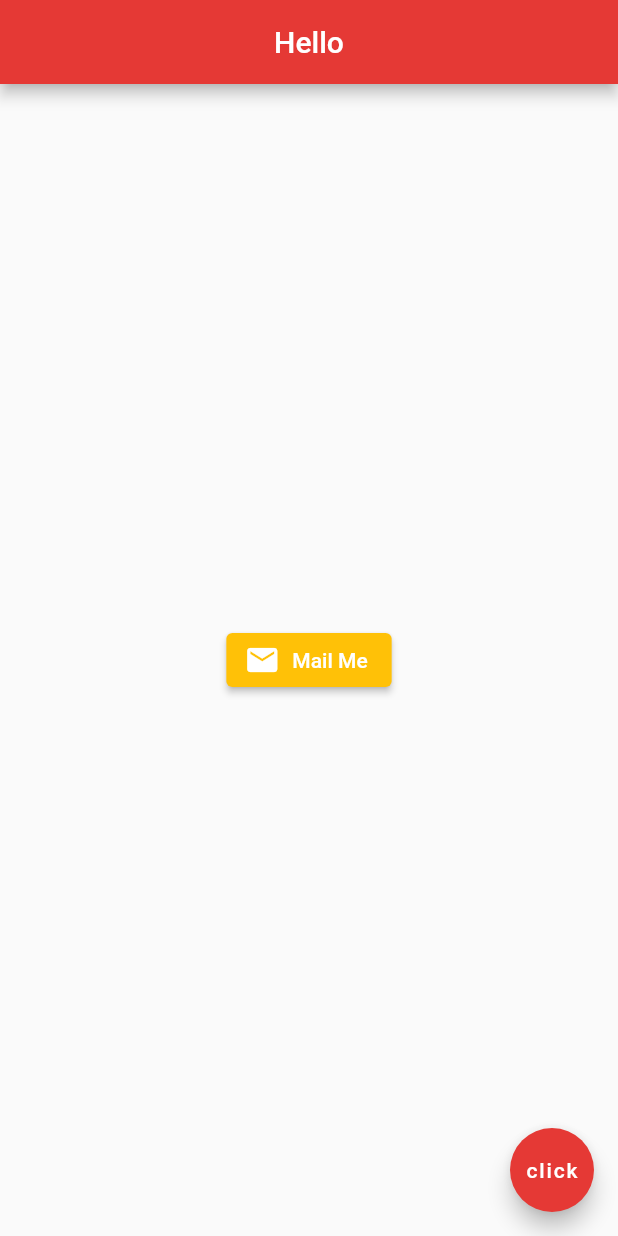
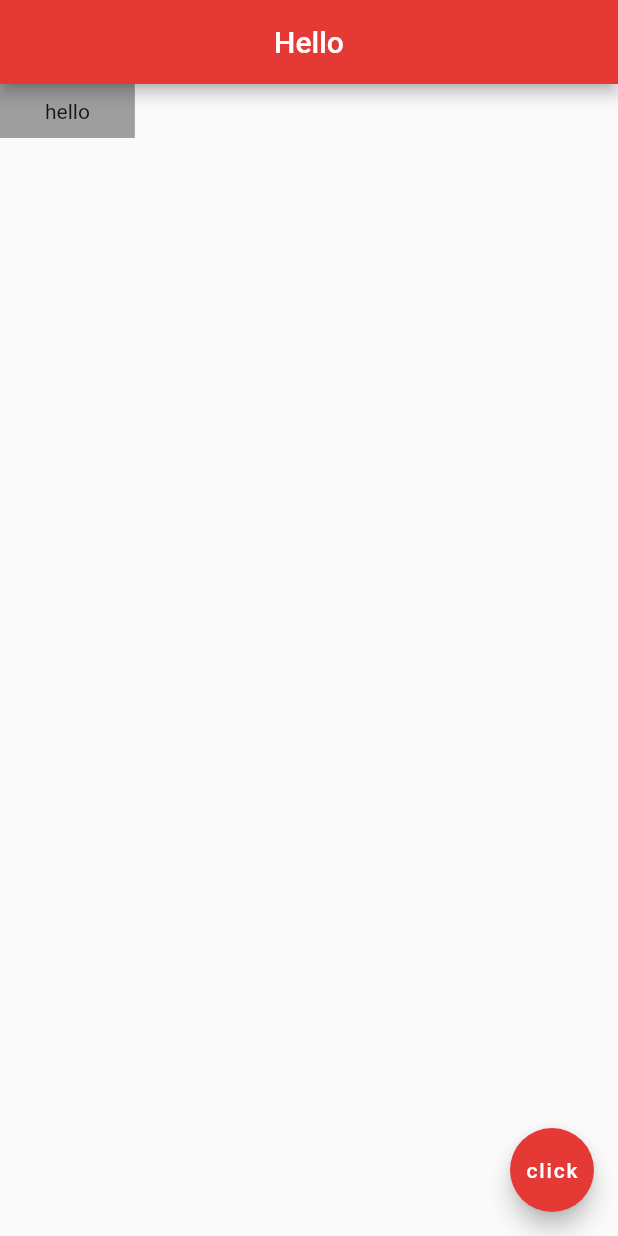
Before and after one commit to Noob-Dev-Official/flutter-tutorial, a Flutter app: the screen it shows after launch, on a phone screen of 412 x 824 dp. Run offline on Flutter 3.47's test engine with Material 2 defaults, Android fonts, the phone set to English and light mode, and no system bars.

Commit message:
added Container widget

```diff
--- a/lib/main.dart
+++ b/lib/main.dart
@@ -17,18 +17,10 @@ class Home extends StatelessWidget {
           centerTitle: true,
           backgroundColor: Colors.red[600]
         ),
-      body: Center(
-        child: ElevatedButton.icon(
-          icon: Icon(
-            Icons.mail
-          ),
-          onPressed: () {
-            print('you clicked me');
-          },
-          label: Text("Mail Me"),
-          style: ElevatedButton.styleFrom(primary: Colors.amber),
-
-        )
+      body: Container(
+        padding: EdgeInsets.symmetric(horizontal: 30, vertical: 10),
+        color: Colors.grey,
+        child: Text('hello'),
       ),
       floatingActionButton: FloatingActionButton(
         onPressed: () {},
```
